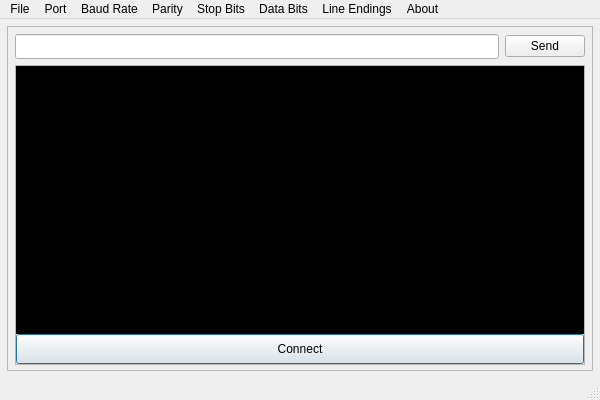
This is forms/MainWindow.ui in tlewiscpp/QSerialTerminal as Qt 5 draws it before an edit. The edited form follows.
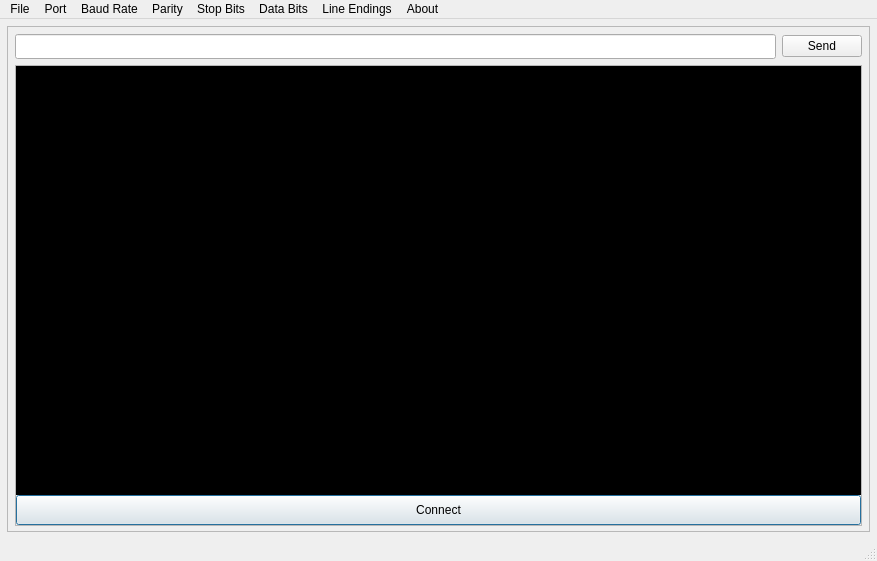
This is the edited form. Custom widgets are drawn as their Qt base class.

The edit to the form file:
```diff
--- a/forms/MainWindow.ui
+++ b/forms/MainWindow.ui
@@ -6,8 +6,8 @@
    <rect>
     <x>0</x>
     <y>0</y>
-    <width>600</width>
-    <height>400</height>
+    <width>877</width>
+    <height>561</height>
    </rect>
   </property>
   <property name="sizePolicy">
@@ -107,8 +107,8 @@
            <rect>
             <x>0</x>
             <y>0</y>
-            <width>992</width>
-            <height>472</height>
+            <width>845</width>
+            <height>447</height>
            </rect>
           </property>
           <layout class="QGridLayout" name="scrollAreaGridLayout">
@@ -202,49 +202,49 @@
     <rect>
      <x>0</x>
      <y>0</y>
-     <width>1024</width>
-     <height>18</height>
+     <width>877</width>
+     <height>25</height>
     </rect>
    </property>
-   <widget class="CustomMenu" name="menuFile">
+   <widget class="QMenu" name="menuFile">
     <property name="title">
      <string>File</string>
     </property>
     <addaction name="actionLoadScript"/>
     <addaction name="actionQuit"/>
    </widget>
-   <widget class="CustomMenu" name="menuAbout">
+   <widget class="QMenu" name="menuAbout">
     <property name="title">
      <string>About</string>
     </property>
     <addaction name="actionAboutQt"/>
    </widget>
-   <widget class="CustomMenu" name="menuLineEndings">
+   <widget class="QMenu" name="menuLineEndings">
     <property name="title">
      <string>Line Endings</string>
     </property>
    </widget>
-   <widget class="CustomMenu" name="menuBaudRate">
+   <widget class="QMenu" name="menuBaudRate">
     <property name="title">
      <string>Baud Rate</string>
     </property>
    </widget>
-   <widget class="CustomMenu" name="menuParity">
+   <widget class="QMenu" name="menuParity">
     <property name="title">
      <string>Parity</string>
     </property>
    </widget>
-   <widget class="CustomMenu" name="menuStopBits">
+   <widget class="QMenu" name="menuStopBits">
     <property name="title">
      <string>Stop Bits</string>
     </property>
    </widget>
-   <widget class="CustomMenu" name="menuDataBits">
+   <widget class="QMenu" name="menuDataBits">
     <property name="title">
      <string>Data Bits</string>
     </property>
    </widget>
-   <widget class="CustomMenu" name="menuPortNames">
+   <widget class="QMenu" name="menuPortNames">
     <property name="title">
      <string>Port</string>
     </property>
@@ -352,11 +352,6 @@
  </widget>
  <layoutdefault spacing="6" margin="11"/>
  <customwidgets>
-  <customwidget>
-   <class>CustomMenu</class>
-   <extends>QMenu</extends>
-   <header>src/custommenu.h</header>
-  </customwidget>
   <customwidget>
    <class>QSerialTerminalLineEdit</class>
    <extends>QLineEdit</extends>
```
Left out of the diff: 2 changed lines with no effect on the pictures.
